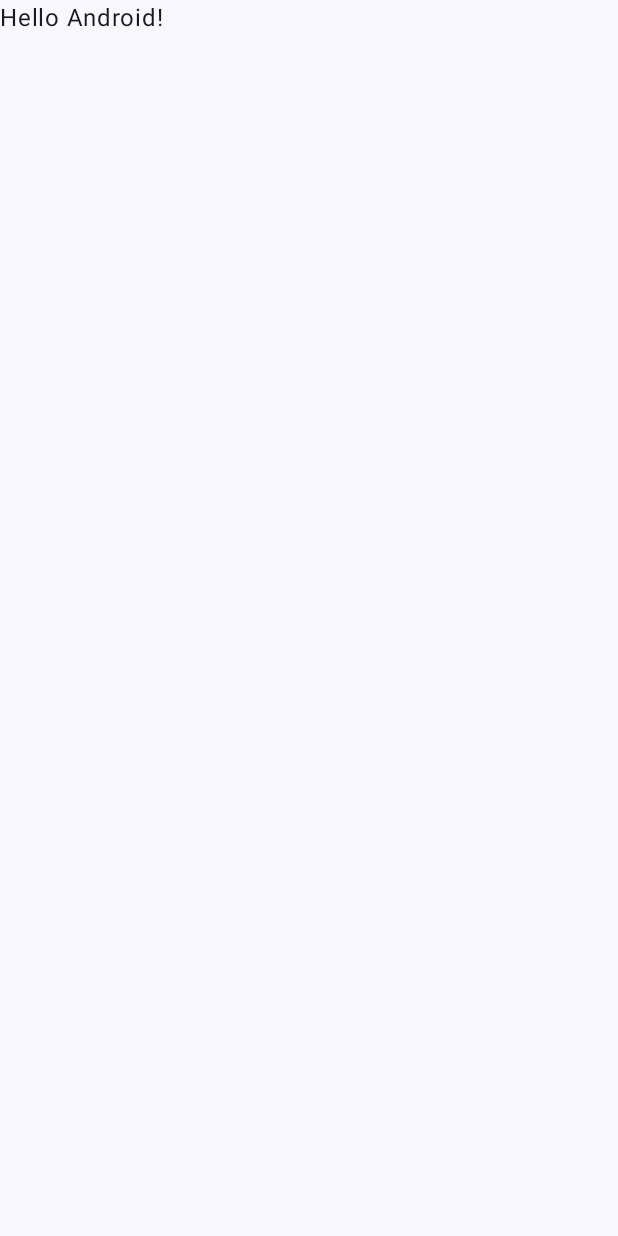
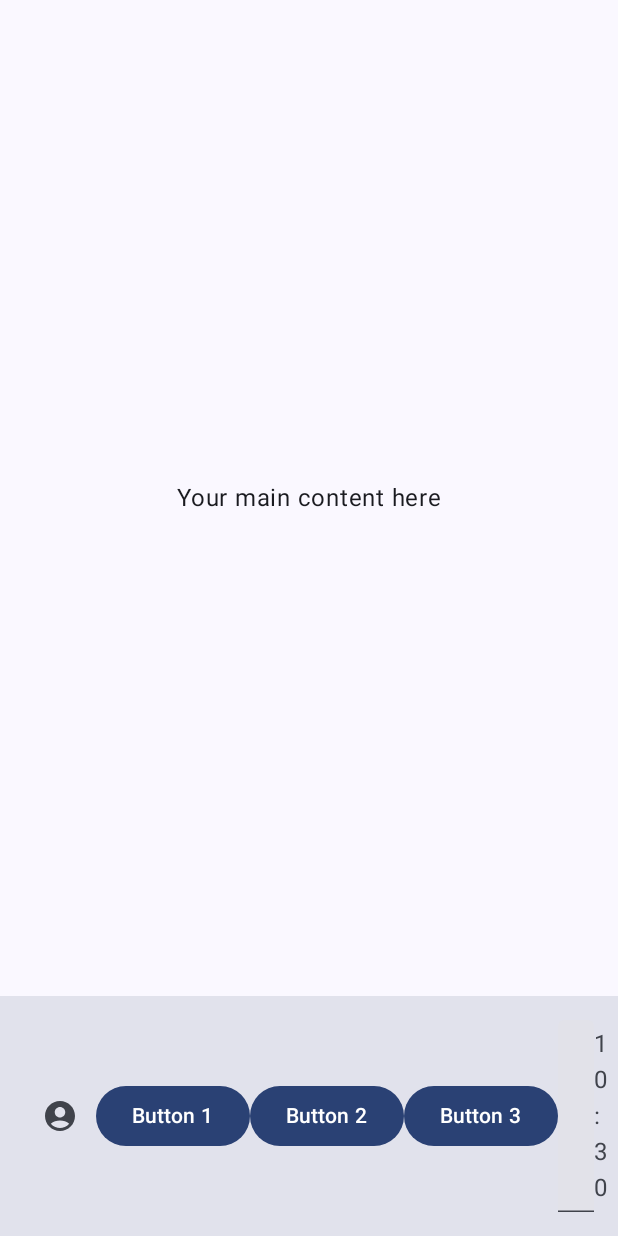
Before and after one commit to nandakishorebellammuralidhar/hackathon, an Android app built with Jetpack Compose: the screen it shows after launch (MainActivity), on a phone screen of 412 x 824 dp. Before the commit the screen is almost empty. Run offline under Robolectric (Android 15) with nearby library versions, the phone set to English and light mode, and no system bars.

Commit message:
First main push

```diff
--- a/Drivemate/app/src/main/java/com/nanda/drivemate/MainActivity.kt
+++ b/Drivemate/app/src/main/java/com/nanda/drivemate/MainActivity.kt
@@ -4,14 +4,19 @@ import android.os.Bundle
 import androidx.activity.ComponentActivity
 import androidx.activity.compose.setContent
 import androidx.activity.enableEdgeToEdge
-import androidx.compose.foundation.layout.fillMaxSize
-import androidx.compose.foundation.layout.padding
-import androidx.compose.material3.Scaffold
-import androidx.compose.material3.Text
+import androidx.compose.foundation.layout.*
+import androidx.compose.material.icons.Icons
+import androidx.compose.material.icons.filled.AccountCircle
+import androidx.compose.material3.*
 import androidx.compose.runtime.Composable
+import androidx.compose.ui.Alignment
 import androidx.compose.ui.Modifier
 import androidx.compose.ui.tooling.preview.Preview
+import androidx.compose.ui.unit.dp
 import com.nanda.drivemate.ui.theme.DrivemateTheme
+import java.text.SimpleDateFormat
+import java.util.Date
+import java.util.Locale
 
 class MainActivity : ComponentActivity() {
     override fun onCreate(savedInstanceState: Bundle?) {
@@ -19,11 +24,17 @@ class MainActivity : ComponentActivity() {
         enableEdgeToEdge()
         setContent {
             DrivemateTheme {
-                Scaffold(modifier = Modifier.fillMaxSize()) { innerPadding ->
-                    Greeting(
-                        name = "Android",
-                        modifier = Modifier.padding(innerPadding)
-                    )
+                Scaffold(
+                    bottomBar = { BottomBar() }
+                ) { innerPadding ->
+                    Box(
+                        modifier = Modifier
+                            .fillMaxSize()
+                            .padding(innerPadding),
+                        contentAlignment = Alignment.Center
+                    ) {
+                        Text("Your main content here")
+                    }
                 }
             }
         }
@@ -31,17 +42,35 @@ class MainActivity : ComponentActivity() {
 }
 
 @Composable
-fun Greeting(name: String, modifier: Modifier = Modifier) {
-    Text(
-        text = "Hello $name!",
-        modifier = modifier
-    )
+fun BottomBar() {
+    Surface(
+        modifier = Modifier
+            .fillMaxWidth()
+            .height(160.dp), // Roughly one-fifth of a 800dp screen
+        color = MaterialTheme.colorScheme.surfaceVariant
+    ) {
+        Row(
+            modifier = Modifier.padding(16.dp),
+            verticalAlignment = Alignment.CenterVertically,
+            horizontalArrangement = Arrangement.SpaceAround
+        ) {
+            IconButton(onClick = { /*TODO*/ }) {
+                Icon(Icons.Filled.AccountCircle, contentDescription = "Microphone")
+            }
+            Button(onClick = { /*TODO*/ }) { Text("Button 1") }
+            Button(onClick = { /*TODO*/ }) { Text("Button 2") }
+            Button(onClick = { /*TODO*/ }) { Text("Button 3") }
+            TextField(value = "", onValueChange = {}, placeholder = { Text("Text Box 1") })
+            TextField(value = "", onValueChange = {}, placeholder = { Text("Text Box 2") })
+            Text(text = SimpleDateFormat("HH:mm", Locale.getDefault()).format(Date()))
+        }
+    }
 }
 
 @Preview(showBackground = true)
 @Composable
-fun GreetingPreview() {
+fun DefaultPreview() {
     DrivemateTheme {
-        Greeting("Android")
+        BottomBar()
     }
 }
```
Also changed, not shown: Drivemate/app/src/main/java/com/nanda/drivemate/BottomBar.kt (added, +35 -0 lines), 1 other file.
